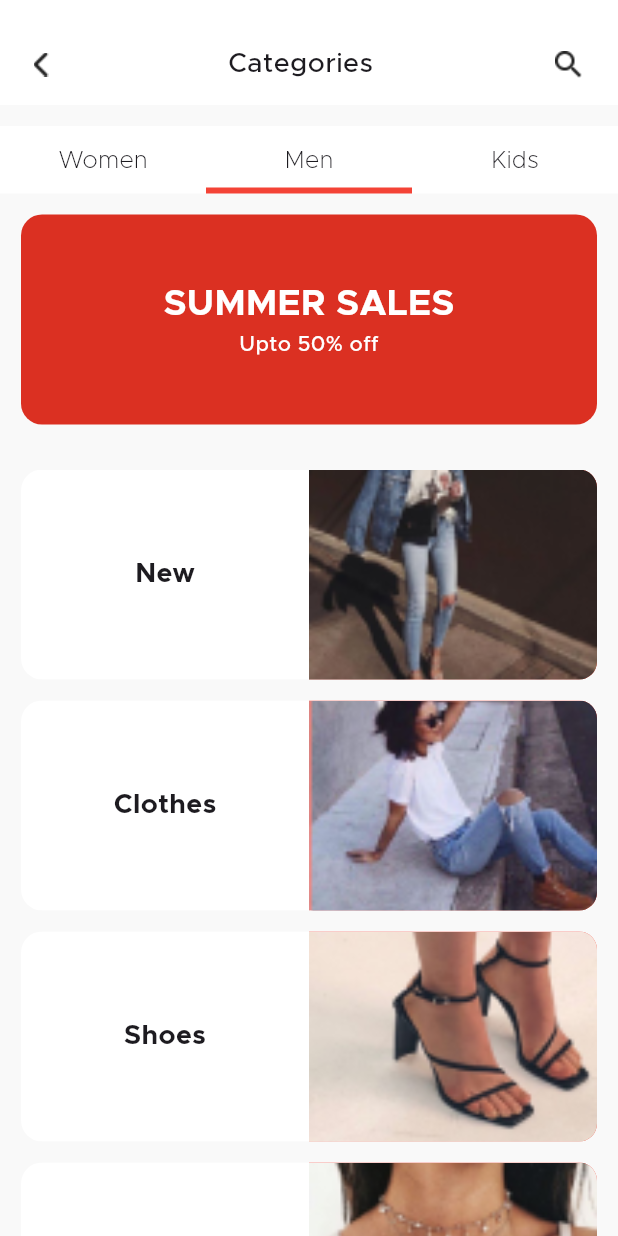
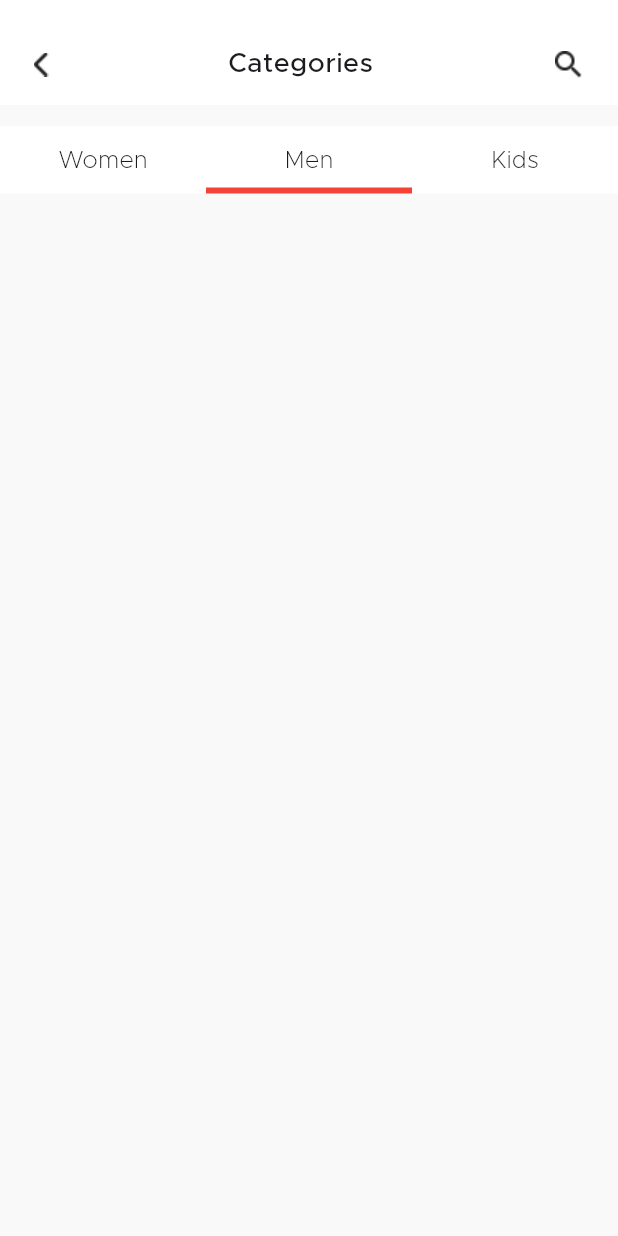
Before and after one commit to tapoban123/e-commerce-app, a Flutter app: the ShopPage widget shown alone on an empty page, opened directly, after a tap on "Men", on a phone screen of 412 x 824 dp. Run offline on Flutter 3.47's test engine with Material 3 defaults, Android fonts, the phone set to English and light mode, and no system bars; our stand-ins replace flutter_svg.

Commit message:
Worked on the Shop Page

```diff
--- a/lib/auth/login_page.dart
+++ b/lib/auth/login_page.dart
@@ -83,6 +83,7 @@ class _LoginPageState extends State<LoginPage> {
                     AuthTextField(
                       controller: _passwordController,
                       labelText: "Password",
+                      obsecureText: true,
                     ),
                     const SizedBox(
                       height: 18,
--- a/lib/auth/sign_up_page.dart
+++ b/lib/auth/sign_up_page.dart
@@ -86,6 +86,7 @@ class _SignUpPageState extends State<SignUpPage> {
                     AuthTextField(
                       controller: _passwordController,
                       labelText: "Password",
+                      obsecureText: true,
                     ),
                     const SizedBox(
                       height: 16,
--- a/lib/features/shop/shop_page.dart
+++ b/lib/features/shop/shop_page.dart
@@ -1,8 +1,9 @@
 import 'package:e_commerce_app/features/home_navigation/providers/navigation_notifier.dart';
 import 'package:e_commerce_app/features/shop/provider/sales_tab_provider.dart';
-import 'package:e_commerce_app/features/shop/widgets/sales_card.dart';
+import 'package:e_commerce_app/features/shop/tab_screens/kids.dart';
+import 'package:e_commerce_app/features/shop/tab_screens/men.dart';
+import 'package:e_commerce_app/features/shop/tab_screens/women.dart';
 import 'package:e_commerce_app/features/shop/widgets/sales_tab.dart';
-import 'package:e_commerce_app/theme/custom_colors.dart';
 import 'package:e_commerce_app/utils/common/back_arrow.dart';
 import 'package:e_commerce_app/utils/image_paths.dart';
 import 'package:flutter/material.dart';
@@ -89,74 +90,16 @@ class ShopPage extends StatelessWidget {
               ),
             ),
           ),
-          Padding(
-            padding: const EdgeInsets.all(14.0),
-            child: Column(
-              children: [
-                Container(
-                  width: double.infinity,
-                  height: 140,
-                  decoration: BoxDecoration(
-                    color: CustomColors.redColor,
-                    borderRadius: BorderRadius.circular(14),
-                  ),
-                  child: const Column(
-                    mainAxisAlignment: MainAxisAlignment.center,
-                    children: [
-                      Text(
-                        "SUMMER SALES",
-                        style: TextStyle(
-                          color: Colors.white,
-                          fontSize: 24,
-                          fontWeight: FontWeight.bold,
-                        ),
-                      ),
-                      Text(
-                        "Upto 50% off",
-                        style: TextStyle(
-                          fontSize: 14,
-                          color: Colors.white,
-                          fontWeight: FontWeight.w500,
-                        ),
-                      ),
-                    ],
-                  ),
-                ),
+          Expanded(
+            child: IndexedStack(
+              index: Provider.of<SalesTabProvider>(context).tabNumber,
+              children: const [
+                WomenSection(),
+                MenSection(),
+                KidsSection(),
               ],
             ),
-          ),
-          const SizedBox(
-            height: 16,
-          ),
-          Expanded(
-            child: Padding(
-              padding: const EdgeInsets.symmetric(horizontal: 14.0),
-              child: ListView(
-                children: [
-                  SalesCard(
-                    imagePath: ImagePaths.salesNewImg,
-                    onTap: () {},
-                    text: "New",
-                  ),
-                  SalesCard(
-                    imagePath: ImagePaths.salesClothesImg,
-                    text: "Clothes",
-                    onTap: () {},
-                  ),
-                  SalesCard(
-                    imagePath: ImagePaths.salesShoesImg,
-                    text: "Shoes",
-                    onTap: () {},
-                  ),
-                  SalesCard(
-                    imagePath: ImagePaths.salesAccessoriesImg,
-                    text: "Accessories",
-                    onTap: () {},
-                  ),
-                ],
-              ),
-            ),
-          ),
+          )
         ],
       ),
     );
--- /dev/null
+++ b/lib/features/shop/tab_screens/kids.dart
@@ -0,0 +1,10 @@
+import 'package:flutter/material.dart';
+
+class KidsSection extends StatelessWidget {
+  const KidsSection({super.key});
+
+  @override
+  Widget build(BuildContext context) {
+    return const Column();
+  }
+}
--- /dev/null
+++ b/lib/features/shop/tab_screens/men.dart
@@ -0,0 +1,10 @@
+import 'package:flutter/material.dart';
+
+class MenSection extends StatelessWidget {
+  const MenSection({super.key});
+
+  @override
+  Widget build(BuildContext context) {
+    return const Column();
+  }
+}
--- /dev/null
+++ b/lib/features/shop/tab_screens/women.dart
@@ -0,0 +1,84 @@
+import 'package:e_commerce_app/features/shop/widgets/sales_card.dart';
+import 'package:e_commerce_app/theme/custom_colors.dart';
+import 'package:e_commerce_app/utils/image_paths.dart';
+import 'package:flutter/material.dart';
+
+class WomenSection extends StatelessWidget {
+  const WomenSection({super.key});
+
+  @override
+  Widget build(BuildContext context) {
+    return Column(
+      children: [
+        Padding(
+          padding: const EdgeInsets.all(14.0),
+          child: Column(
+            children: [
+              Container(
+                width: double.infinity,
+                height: 140,
+                decoration: BoxDecoration(
+                  color: CustomColors.redColor,
+                  borderRadius: BorderRadius.circular(14),
+                ),
+                child: const Column(
+                  mainAxisAlignment: MainAxisAlignment.center,
+                  children: [
+                    Text(
+                      "SUMMER SALES",
+                      style: TextStyle(
+                        color: Colors.white,
+                        fontSize: 24,
+                        fontWeight: FontWeight.bold,
+                      ),
+                    ),
+                    Text(
+                      "Upto 50% off",
+                      style: TextStyle(
+                        fontSize: 14,
+                        color: Colors.white,
+                        fontWeight: FontWeight.w500,
+                      ),
+                    ),
+                  ],
+                ),
+              ),
+            ],
+          ),
+        ),
+        const SizedBox(
+          height: 16,
+        ),
+        Expanded(
+          child: Padding(
+            padding: const EdgeInsets.symmetric(horizontal: 14.0),
+            child: ListView(
+              children: [
+                SalesCard(
+                  imagePath: ImagePaths.salesNewImg,
+                  onTap: () {},
+                  text: "New",
+                ),
+                SalesCard(
+                  imagePath: ImagePaths.salesClothesImg,
+                  text: "Clothes",
+                  onTap: () {},
+                ),
+                SalesCard(
+                  imagePath: ImagePaths.salesShoesImg,
+                  text: "Shoes",
+                  onTap: () {},
+                ),
+                SalesCard(
+                  imagePath: ImagePaths.salesAccessoriesImg,
+                  text: "Accessories",
+                  onTap: () {},
+                ),
+              ],
+            ),
+          ),
+        ),
+      ],
+    );
+  }
+}
```
Also changed, not shown: lib/auth/widgets/auth_text_field.dart (+42 -5 lines), lib/features/shop/provider/sales_tab_provider.dart (+14 -0 lines).
